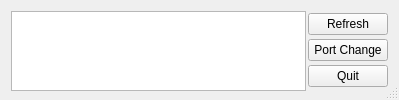
Old version of the form mainwindow.ui in the repository Hospitalization/qtcomport.
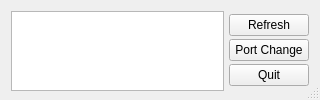
New version of the form.

Commit message: description slice

```diff
--- a/mainwindow.ui
+++ b/mainwindow.ui
@@ -9,13 +9,13 @@
    <rect>
     <x>0</x>
     <y>0</y>
-    <width>399</width>
+    <width>320</width>
     <height>100</height>
    </rect>
   </property>
   <property name="minimumSize">
    <size>
-    <width>399</width>
+    <width>320</width>
     <height>100</height>
    </size>
   </property>
@@ -34,7 +34,7 @@
   <widget class="QWidget" name="centralWidget">
    <property name="minimumSize">
     <size>
-     <width>300</width>
+     <width>320</width>
      <height>100</height>
     </size>
    </property>
@@ -52,20 +52,29 @@
      <number>9</number>
     </property>
     <item row="0" column="0">
-     <layout class="QHBoxLayout" name="horizontalLayout">
+     <layout class="QHBoxLayout" name="horizontalLayout" stretch="0,0">
       <property name="spacing">
-       <number>2</number>
+       <number>5</number>
       </property>
       <property name="sizeConstraint">
        <enum>QLayout::SetDefaultConstraint</enum>
       </property>
+      <property name="leftMargin">
+       <number>0</number>
+      </property>
+      <property name="topMargin">
+       <number>0</number>
+      </property>
+      <property name="bottomMargin">
+       <number>0</number>
+      </property>
       <item>
        <widget class="QListWidget" name="listWidget"/>
       </item>
       <item>
-       <layout class="QVBoxLayout" name="verticalLayout">
+       <layout class="QVBoxLayout" name="verticalLayout" stretch="0,0,0">
         <property name="spacing">
-         <number>2</number>
+         <number>0</number>
         </property>
         <item>
          <widget class="QPushButton" name="pushButton_Refresh">
```
The commit also changes 2 other files.
